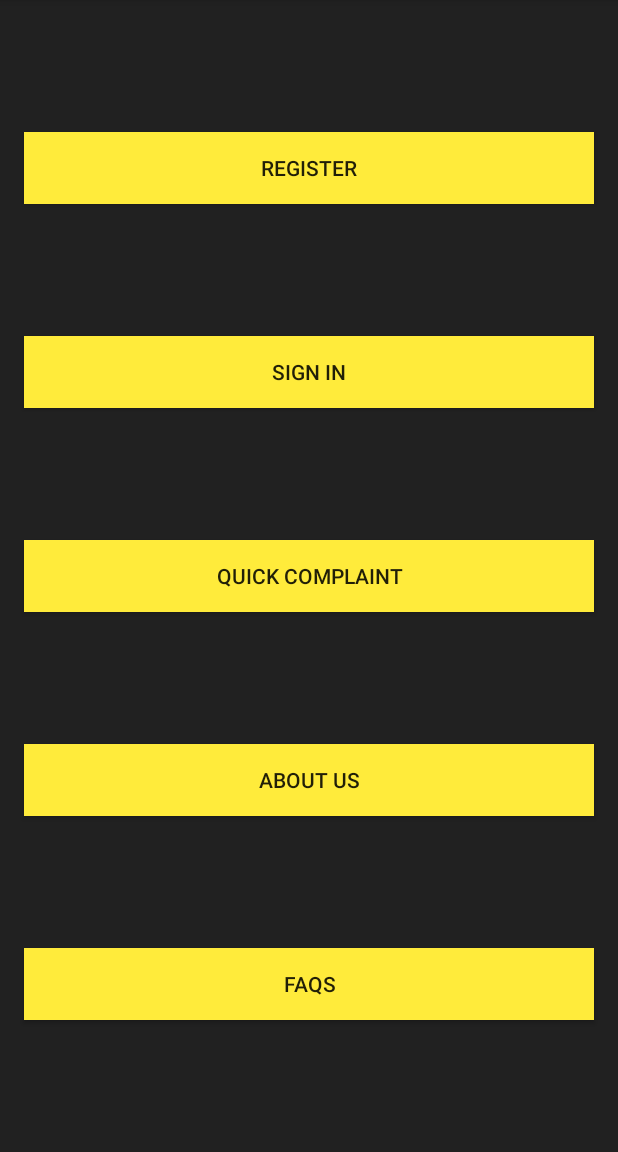
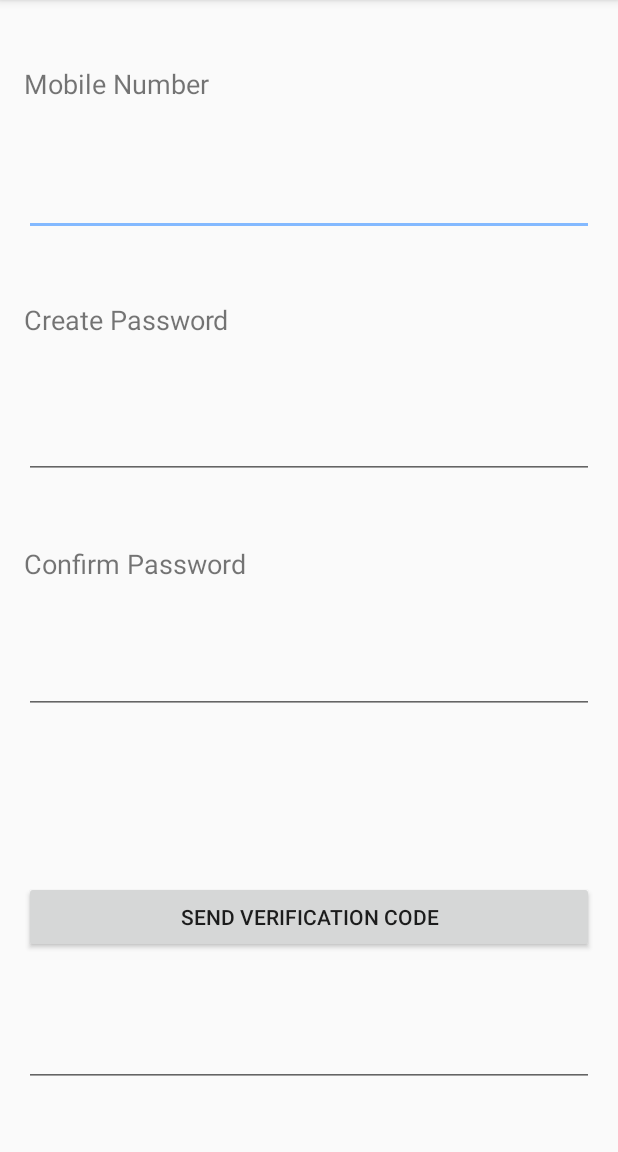
Before and after one commit to KingPegasus/ComputerMaintenance, an Android app: the MainActivity screen opened directly, with no data from a screen before it, on a phone screen of 412 x 824 dp, the part 84-1236 px from its top. Run offline under Robolectric (Android 15) with nearby library versions, the phone set to English and light mode, and no system bars.

Commit message:
Two_Activities_registration

```diff
--- a/app/src/main/res/layout/activity_main.xml
+++ b/app/src/main/res/layout/activity_main.xml
@@ -4,77 +4,126 @@
     xmlns:tools="http://schemas.android.com/tools"
     android:layout_width="match_parent"
     android:layout_height="match_parent"
-    android:background="#212121"
+
 
     tools:context="com.example.android.computermaintenance.MainActivity">
 
+    <TextView
+        android:id="@+id/textView8"
+        android:layout_width="wrap_content"
+        android:layout_height="wrap_content"
+        android:layout_marginStart="16dp"
+        android:text="@string/textview_mobileNumber"
+        android:textSize="18sp"
+        app:layout_constraintBottom_toTopOf="@+id/editText13"
+        app:layout_constraintStart_toStartOf="parent"
+        app:layout_constraintTop_toTopOf="parent"
+        android:layout_marginLeft="16dp" />
+
+    <TextView
+        android:id="@+id/textView9"
+        android:layout_width="wrap_content"
+        android:layout_height="30dp"
+        android:layout_marginStart="16dp"
+        android:text="@string/textview_Password"
+        android:textSize="18sp"
+        app:layout_constraintBottom_toTopOf="@+id/editText10"
+        app:layout_constraintStart_toStartOf="parent"
+        app:layout_constraintTop_toBottomOf="@+id/editText13"
+        android:layout_marginLeft="16dp" />
+
+    <TextView
+        android:id="@+id/textView10"
+        android:layout_width="wrap_content"
+        android:layout_height="24dp"
+        android:layout_marginStart="16dp"
+        android:text="@string/textview_confirmPassword"
+        android:textSize="18sp"
+        app:layout_constraintBottom_toTopOf="@+id/editText11"
+        app:layout_constraintStart_toStartOf="parent"
+        app:layout_constraintTop_toBottomOf="@+id/editText10"
+        android:layout_marginLeft="16dp" />
+
     <Button
-        android:id="@+id/button_register"
+        android:id="@+id/button"
         android:layout_width="0dp"
         android:layout_height="wrap_content"
         android:layout_marginEnd="16dp"
         android:layout_marginStart="16dp"
-        android:text="@string/button_register"
-        android:background="#ffeb3b"
-        app:layout_constraintBottom_toTopOf="@+id/button_signin"
+        android:text="@string/button_sendOTP"
+        app:layout_constraintBottom_toTopOf="@+id/editText9"
         app:layout_constraintEnd_toEndOf="parent"
         app:layout_constraintHorizontal_bias="0.5"
         app:layout_constraintStart_toStartOf="parent"
-        app:layout_constraintTop_toTopOf="parent" />
+        app:layout_constraintTop_toBottomOf="@+id/textView12" />
 
-    <Button
-        android:id="@+id/button_signin"
+    <TextView
+        android:id="@+id/textView12"
+        android:layout_width="wrap_content"
+        android:layout_height="wrap_content"
+        android:layout_marginStart="16dp"
+        android:text="@string/textview_errorMsg"
+        android:textSize="18sp"
+        android:visibility="invisible"
+        app:layout_constraintBottom_toTopOf="@+id/button"
+        app:layout_constraintStart_toStartOf="parent"
+        app:layout_constraintTop_toBottomOf="@+id/editText11"
+        android:layout_marginLeft="16dp" />
+
+    <EditText
+        android:id="@+id/editText13"
         android:layout_width="0dp"
         android:layout_height="wrap_content"
         android:layout_marginEnd="16dp"
         android:layout_marginStart="16dp"
-        android:text="@string/button_signin"
-        android:background="#ffeb3b"
-        app:layout_constraintBottom_toTopOf="@+id/button_quickcomplaint"
+        android:ems="10"
+        android:inputType="phone"
+        app:layout_constraintBottom_toTopOf="@+id/textView9"
         app:layout_constraintEnd_toEndOf="parent"
         app:layout_constraintHorizontal_bias="0.5"
         app:layout_constraintStart_toStartOf="parent"
-        app:layout_constraintTop_toBottomOf="@+id/button_register" />
+        app:layout_constraintTop_toBottomOf="@+id/textView8" />
 
-    <Button
-        android:id="@+id/button_quickcomplaint"
+    <EditText
+        android:id="@+id/editText10"
         android:layout_width="0dp"
         android:layout_height="wrap_content"
         android:layout_marginEnd="16dp"
         android:layout_marginStart="16dp"
-        android:text="@string/button_quickcomplaint"
-        android:background="#ffeb3b"
-        app:layout_constraintBottom_toTopOf="@+id/button_aboutus"
+        android:ems="10"
+        android:inputType="textPassword"
+        app:layout_constraintBottom_toTopOf="@+id/textView10"
         app:layout_constraintEnd_toEndOf="parent"
         app:layout_constraintHorizontal_bias="0.5"
         app:layout_constraintStart_toStartOf="parent"
-        app:layout_constraintTop_toBottomOf="@+id/button_signin" />
+        app:layout_constraintTop_toBottomOf="@+id/textView9" />
 
-    <Button
-        android:id="@+id/button_aboutus"
+    <EditText
+        android:id="@+id/editText11"
         android:layout_width="0dp"
         android:layout_height="wrap_content"
         android:layout_marginEnd="16dp"
         android:layout_marginStart="16dp"
-        android:text="@string/button_aboutus"
-        android:background="#ffeb3b"
-        app:layout_constraintBottom_toTopOf="@+id/button_faqs"
+        android:ems="10"
+        android:inputType="textPassword"
+        app:layout_constraintBottom_toTopOf="@+id/textView12"
         app:layout_constraintEnd_toEndOf="parent"
         app:layout_constraintHorizontal_bias="0.5"
         app:layout_constraintStart_toStartOf="parent"
-        app:layout_constraintTop_toBottomOf="@+id/button_quickcomplaint" />
+        app:layout_constraintTop_toBottomOf="@+id/textView10" />
 
-    <Button
-        android:id="@+id/button_faqs"
+    <EditText
+        android:id="@+id/editText9"
         android:layout_width="0dp"
         android:layout_height="wrap_content"
         android:layout_marginEnd="16dp"
         android:layout_marginStart="16dp"
-        android:text="@string/button_faqs"
-        android:background="#ffeb3b"
+        android:ems="10"
+        android:inputType="textPersonName"
         app:layout_constraintBottom_toBottomOf="parent"
         app:layout_constraintEnd_toEndOf="parent"
         app:layout_constraintHorizontal_bias="0.5"
         app:layout_constraintStart_toStartOf="parent"
-        app:layout_constraintTop_toBottomOf="@+id/button_aboutus" />
+        app:layout_constraintTop_toBottomOf="@+id/button" />
+
 </android.support.constraint.ConstraintLayout>
--- a/app/src/main/res/values/strings.xml
+++ b/app/src/main/res/values/strings.xml
@@ -7,4 +7,10 @@
     <string name="button_faqs">FAQs</string>
     <string name="Text_Quote">Tech To Your Home</string>
     <string name="appname">TECH_ONLINE</string>
+    <string name="textview_Name">Name</string>
+    <string name="textview_Password">Create Password</string>
+    <string name="textview_confirmPassword">Confirm Password</string>
+    <string name="button_sendOTP">Send Verification Code</string>
+    <string name="textview_mobileNumber">Mobile Number</string>
+    <string name="textview_errorMsg">Password Mismatch</string>
 </resources>
```
